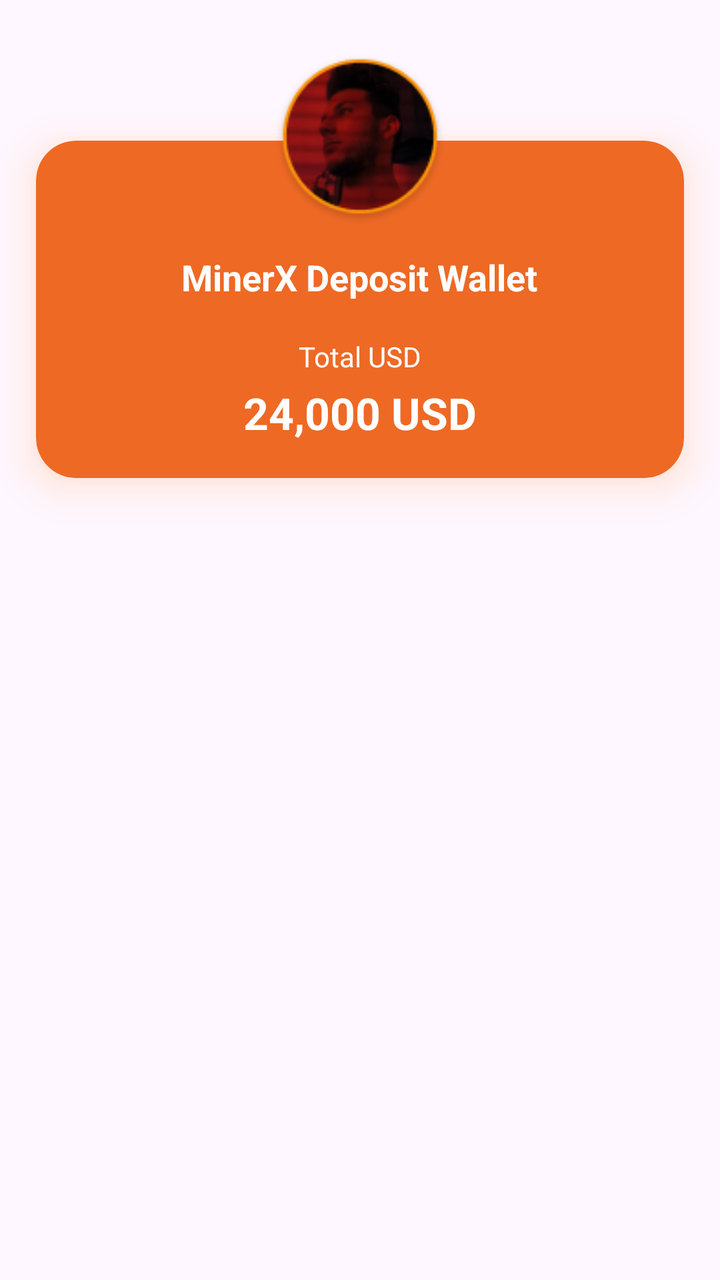
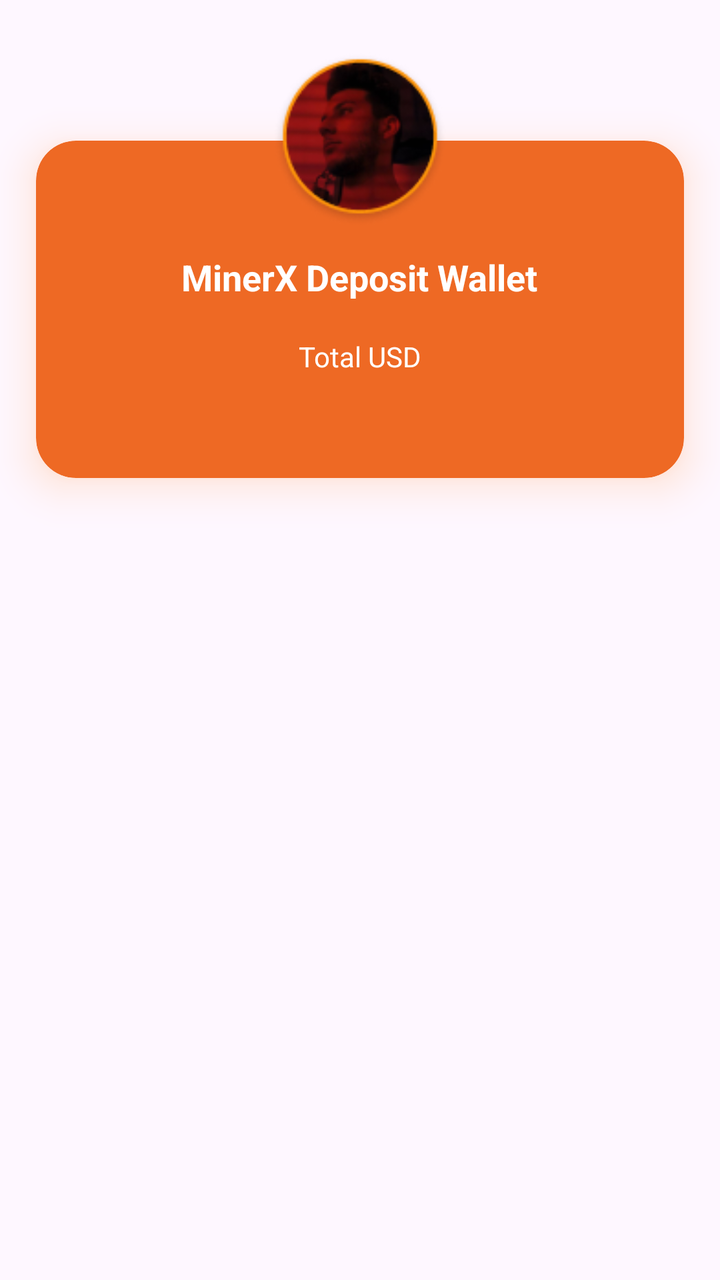

The first picture is an Android layout as it rendered before a commit; the second is the same layout after the commit. The layout source and the unified diff follow.
<!-- AndroidManifest.xml: application theme Theme.Bitbloom -->
<!-- res/layout/item_home_wallet_card.xml -->
<?xml version="1.0" encoding="utf-8"?>
<androidx.constraintlayout.widget.ConstraintLayout
    xmlns:android="http://schemas.android.com/apk/res/android"
    xmlns:app="http://schemas.android.com/apk/res-auto"
    android:layout_width="match_parent"
    android:layout_height="wrap_content"
    android:clipChildren="false"
    android:clipToPadding="false">

    
    <ImageView
        android:id="@+id/profileImage"
        android:layout_width="92dp"
        android:layout_height="92dp"
        android:elevation="24dp"
        android:padding="2dp"
        android:scaleType="centerCrop"
        android:src="@drawable/person"
        android:translationY="24dp"
        android:translationZ="24dp"
        app:layout_constraintEnd_toEndOf="parent"
        app:layout_constraintStart_toStartOf="parent"
        app:layout_constraintTop_toTopOf="parent" />

    
    <com.google.android.material.card.MaterialCardView
        android:id="@+id/walletCardSurface"
        android:layout_width="0dp"
        android:layout_height="wrap_content"
        android:layout_marginTop="-46dp"
        android:outlineAmbientShadowColor="#FF7B00"
        android:outlineSpotShadowColor="#FF7B00"
        app:cardBackgroundColor="@color/orange"
        app:cardCornerRadius="20dp"
        app:cardElevation="12dp"
        app:cardUseCompatPadding="true"
        app:layout_constraintEnd_toEndOf="parent"
        app:layout_constraintStart_toStartOf="parent"
        app:layout_constraintTop_toBottomOf="@id/profileImage"
        app:strokeColor="@android:color/transparent"
        app:strokeWidth="0dp">

        <LinearLayout
            android:layout_width="match_parent"
            android:layout_height="wrap_content"
            android:orientation="vertical"
            android:paddingStart="18dp"
            android:paddingTop="56dp"
            android:paddingEnd="18dp"
            android:paddingBottom="18dp">

            <TextView
                android:id="@+id/tvAccount"
                android:layout_width="wrap_content"
                android:layout_height="wrap_content"
                android:layout_gravity="center"
                android:text="@string/item_home_wallet_card_minerx_deposit_wallet"
                android:textColor="@color/white"
                android:textSize="18sp"
                android:textStyle="bold" />

            <TextView
                android:id="@+id/tvTotalUSD"
                android:layout_width="wrap_content"
                android:layout_height="wrap_content"
                android:layout_gravity="center"
                android:layout_marginTop="18dp"
                android:text="@string/item_home_wallet_card_total_usd"
                android:textColor="@color/white"
                android:textSize="14sp" />

            <TextView
                android:id="@+id/earningsAmount"
                android:layout_width="wrap_content"
                android:layout_height="wrap_content"
                android:layout_gravity="center"
                android:layout_marginTop="4dp"
                android:text="@string/item_home_wallet_card_n_24_000_usd"
                android:textColor="@color/white"
                android:textSize="22sp"
                android:textStyle="bold" />
        </LinearLayout>
    </com.google.android.material.card.MaterialCardView>

</androidx.constraintlayout.widget.ConstraintLayout>
<!-- resources referenced by this layout -->
<resources>
  <color name="orange">#EE6924</color>
  <color name="white">#FFFFFFFF</color>
  <!-- drawable person: png bitmap (drawable, 15133 bytes) -->
  <string name="item_home_wallet_card_minerx_deposit_wallet">MinerX Deposit Wallet</string>
  <string name="item_home_wallet_card_n_24_000_usd">24,000 USD</string>
  <string name="item_home_wallet_card_total_usd">Total USD</string>
  <style name="Theme.Bitbloom" parent="Base.Theme.Bitbloom">
          
          <item name="editTextStyle">@style/Widget.MXG.EditText.WhiteCursor</item>
          <item name="android:editTextStyle">@style/Widget.MXG.EditText.WhiteCursor</item>
  
          
          <item name="android:textCursorDrawable">@drawable/cursor_white</item>
      </style>
  <style name="Base.Theme.Bitbloom" parent="Theme.Material3.DayNight.NoActionBar">
          <item name="android:statusBarColor">@color/mxg_black</item>
          <item name="colorPrimary">@color/mxg_white</item>
          <item name="android:navigationBarColor">@color/mxg_black</item>
          <item name="android:datePickerDialogTheme">@style/BitbloomDatePickerTheme</item>
      </style>
  <style name="Widget.MXG.EditText.WhiteCursor" parent="Widget.AppCompat.EditText">
          <item name="android:textCursorDrawable">@drawable/cursor_white</item>
      </style>
  <!-- drawable cursor_white (drawable) -->
  <?xml version="1.0" encoding="utf-8"?>
  <shape xmlns:android="http://schemas.android.com/apk/res/android">
      <size android:width="2dp"/>
      <solid android:color="@android:color/white"/>
      <corners android:radius="1dp"/>
  </shape>
  <color name="mxg_black">#000000</color>
  <color name="mxg_white">#FFFFFF</color>
  <style name="BitbloomDatePickerTheme" parent="ThemeOverlay.MaterialComponents.MaterialAlertDialog">
          <item name="colorAccent">@color/status_bar_color</item> 
          <item name="android:headerBackground">@color/light_status_bar_color
          </item> 
          <item name="android:colorControlHighlight">@color/status_bar_color
          </item> 
          <item name="android:colorControlActivated">@color/status_bar_color
          </item> 
          <item name="android:textColorPrimaryInverse">@color/white</item> 
          <item name="android:textColor">@color/status_bar_color</item> 
          <item name="android:textColorPrimary">?attr/colorOnBackground</item> 
      </style>
  <color name="status_bar_color">#EE6924</color>
  <color name="light_status_bar_color">#EE6924</color>
</resources>

<!-- the commit's change to res/layout/item_home_wallet_card.xml (unified diff, before → after) -->
@@ -75,7 +75,7 @@
                 android:layout_height="wrap_content"
                 android:layout_gravity="center"
                 android:layout_marginTop="4dp"
-                android:text="@string/item_home_wallet_card_n_24_000_usd"
+                android:text=""
                 android:textColor="@color/white"
                 android:textSize="22sp"
                 android:textStyle="bold" />
<!-- resource entries referenced after the edit -->
@@ -4,7 +4,6 @@
   <color name="white">#FFFFFFFF</color>
   <!-- drawable person: png bitmap (drawable, 15133 bytes) -->
   <string name="item_home_wallet_card_minerx_deposit_wallet">MinerX Deposit Wallet</string>
-  <string name="item_home_wallet_card_n_24_000_usd">24,000 USD</string>
   <string name="item_home_wallet_card_total_usd">Total USD</string>
   <style name="Theme.Bitbloom" parent="Base.Theme.Bitbloom">
           
